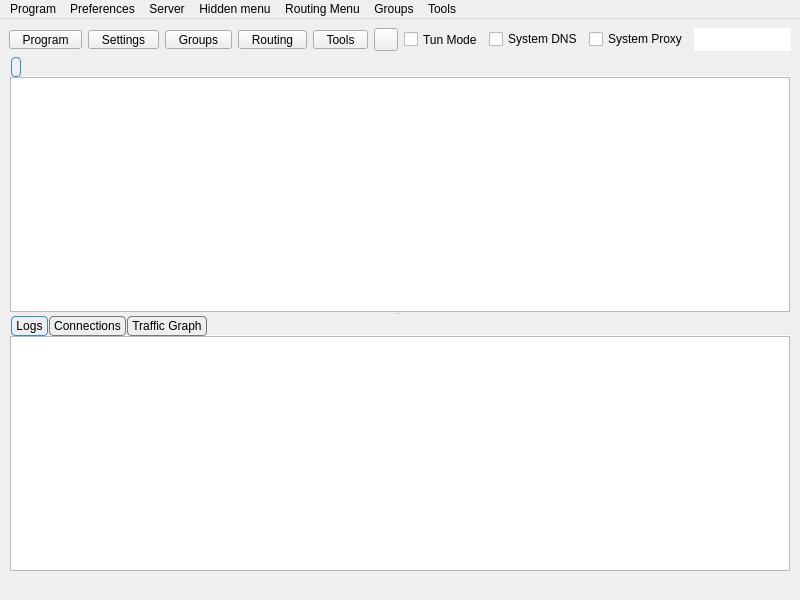
This is include/ui/mainwindow.ui in shengmo0210/Throne as Qt 5 draws it before an edit. The edited form follows.
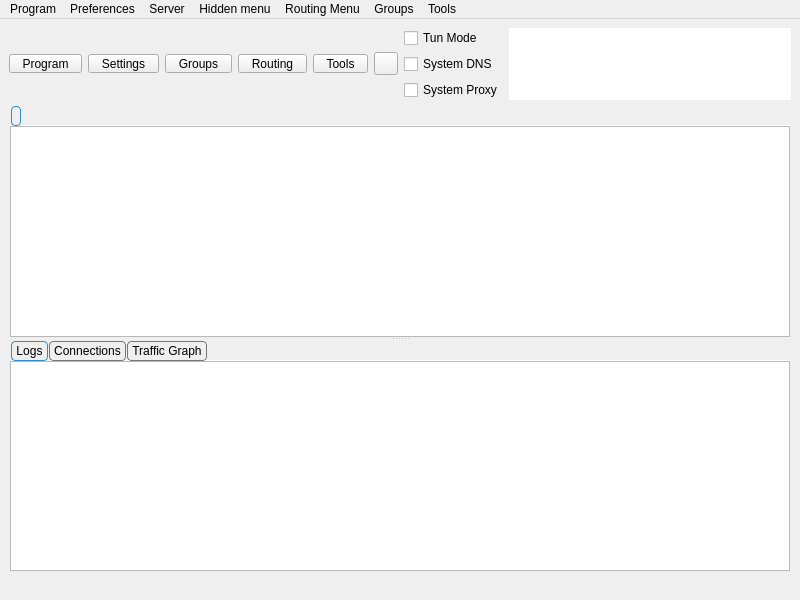
This is the edited form. Icons and pictures are not drawn. Custom widgets are drawn as their Qt base class.

Commit message:
Revert "some smaill changes (#7)"
This reverts commit ae436942c87aeb684d2e69c76b7f74cd6c392912.

Patch:
```diff
--- a/include/ui/mainwindow.ui
+++ b/include/ui/mainwindow.ui
@@ -279,7 +279,7 @@
        </widget>
       </item>
       <item>
-       <layout class="QHBoxLayout" name="verticalLayout_4">
+       <layout class="QVBoxLayout" name="verticalLayout_4">
         <item>
          <spacer name="verticalSpacer_modes_top">
           <property name="orientation">
```
The commit also changes 2 other files.
